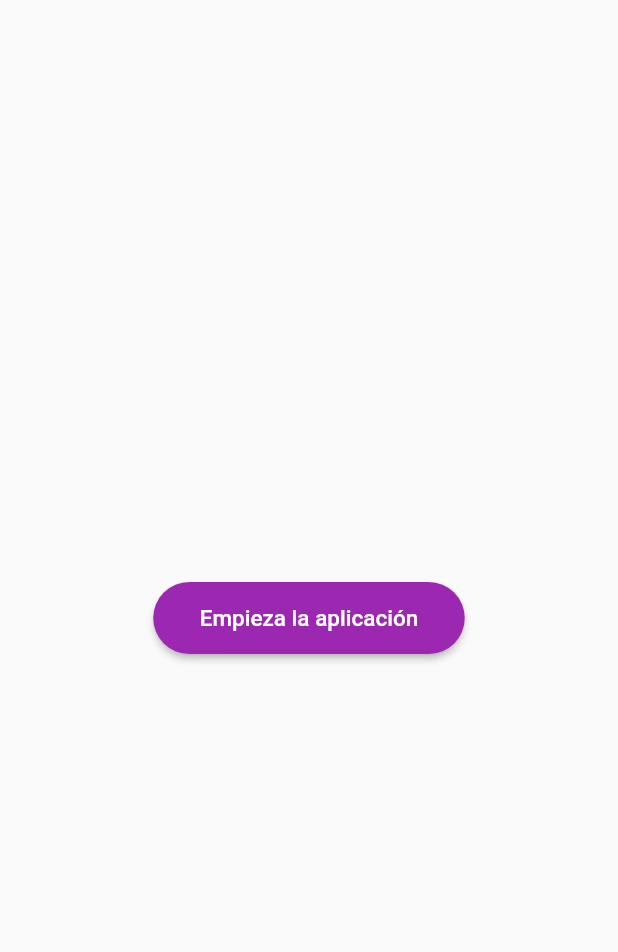
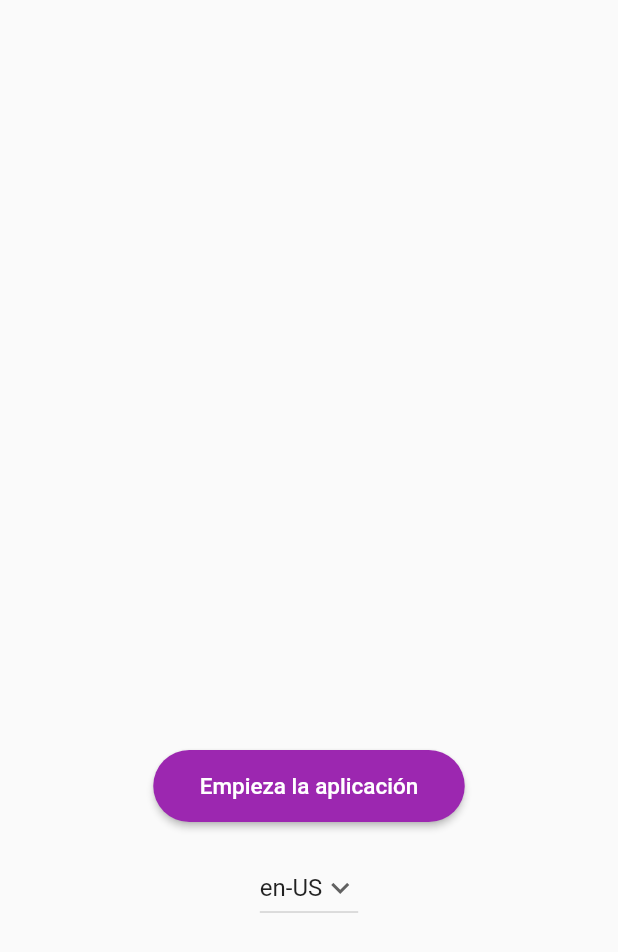
Before and after one commit to Simarreta/pruebaflutter, a Flutter app: the screen it shows after launch, on a phone screen of 412 x 824 dp. Shown: the top 952 px of the screen. Run offline on Flutter 3.47's test engine with Material 2 defaults, Android fonts, the phone set to English and light mode, and no system bars; drawn by our look-alikes of animated_background; our stand-ins replace floor, sidebarx, sqflite, transparent_image; accounts and stored records are empty; generated files the repository leaves out were written again.

Commit message:
VERSION 2 con el multidioma

```diff
--- /dev/null
+++ b/lib/entity/language.dart
@@ -0,0 +1,3 @@
+
+
+String idioma="";
--- a/lib/views/cards_screen.dart
+++ b/lib/views/cards_screen.dart
@@ -1,5 +1,6 @@
 import 'dart:convert';
 import 'package:flutter/material.dart';
+import 'package:flutterprueba/entity/language.dart';
 import 'package:flutterprueba/views/second_screen.dart';
 import 'package:http/http.dart' as http;
 import 'package:flutter/cupertino.dart';
@@ -52,7 +53,9 @@ class _CardsScreenState extends State<CardsScreen> {
    **/
 
   Future<List<Serie>> seriesPopulares() async {
-    const String url = 'https://api.themoviedb.org/3/tv/popular?api_key=c6aeee577586ba38e487b74dfede5deb&language=en-US&page=1';
+    print("hola?");
+    print(idioma);
+    String url = 'https://api.themoviedb.org/3/tv/popular?api_key=c6aeee577586ba38e487b74dfede5deb&language=$idioma&page=1';
     final response = await http.get(Uri.parse(url));
 
     if (response.statusCode == 200) {
--- a/lib/views/home_screen.dart
+++ b/lib/views/home_screen.dart
@@ -1,3 +1,4 @@
+import 'package:flutterprueba/entity/language.dart';
 import 'package:flutterprueba/views/views.dart';
 import 'package:animated_background/animated_background.dart';
 
@@ -10,6 +11,10 @@ class HomeScreen extends StatefulWidget {
 }
 
 class _HomeScreenState extends State<HomeScreen> with TickerProviderStateMixin {
+
+  String firstLanguage = "en-US";
+  var languages = ["en-US","es-ES"];
+
   @override
   Widget build(BuildContext context) {
     return Scaffold(
@@ -17,7 +22,11 @@ class _HomeScreenState extends State<HomeScreen> with TickerProviderStateMixin {
         behaviour: RandomParticleBehaviour(),
           vsync: this,
           child: Center(
-            child: ElevatedButton(
+            child: Padding(
+              padding: const EdgeInsets.only(top: 500),
+              child: Column(
+                children: [
+                  ElevatedButton(
                         child: const Padding(
                           padding: EdgeInsets.all(15.0),
                           child: Text("Empieza la aplicación",
@@ -28,6 +37,27 @@ class _HomeScreenState extends State<HomeScreen> with TickerProviderStateMixin {
                         ),
                         onPressed: ()=> Navigator.pushNamed(context, "cards_screen")
                     ),
+                  const SizedBox(height: 20,),
+                  DropdownButton(
+                    value: firstLanguage,
+                    icon: const Icon(Icons.keyboard_arrow_down),
+                     items: languages.map((String languages) {
+                       return DropdownMenuItem(
+                           value: languages,
+                           child: Text(languages),
+                          );
+                         }).toList(),
+                      onChanged: (String? newValue){
+                      setState(() {
+                        firstLanguage= newValue!;
+                        print(newValue);
+                        idioma = newValue;
+                      });
+                      }
+                  )
+                ],
+              ),
+            ),
           ),
 
           )
```
Also changed, not shown: 1 other file. Lines whose indentation alone changed are shown as unchanged.
